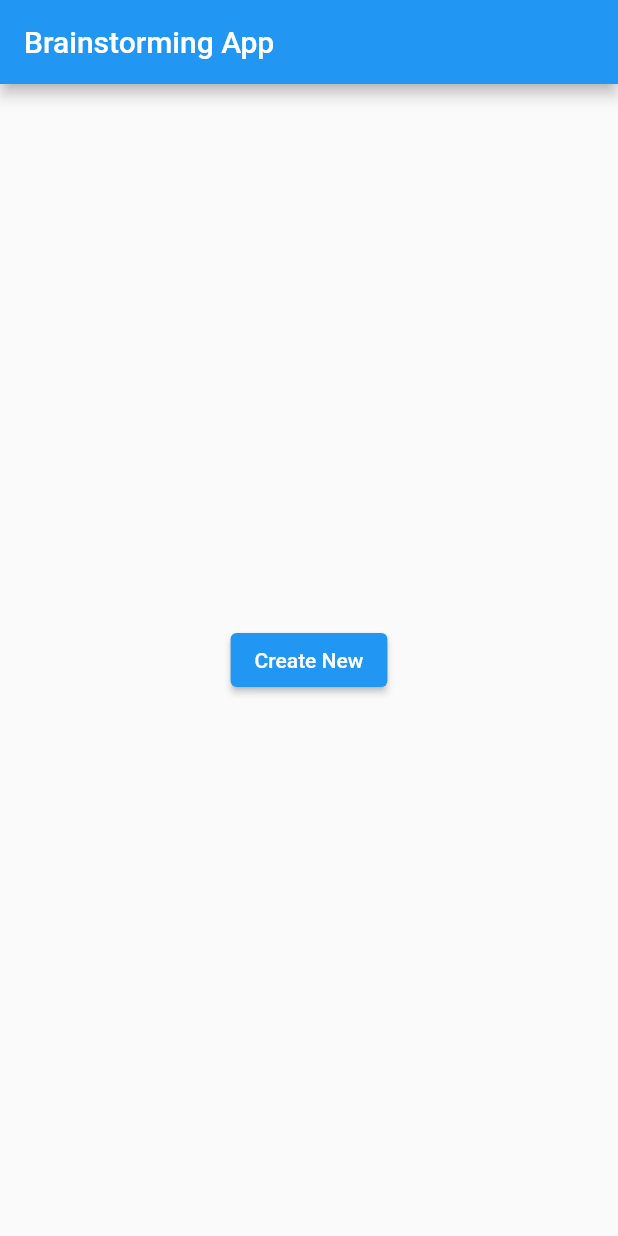
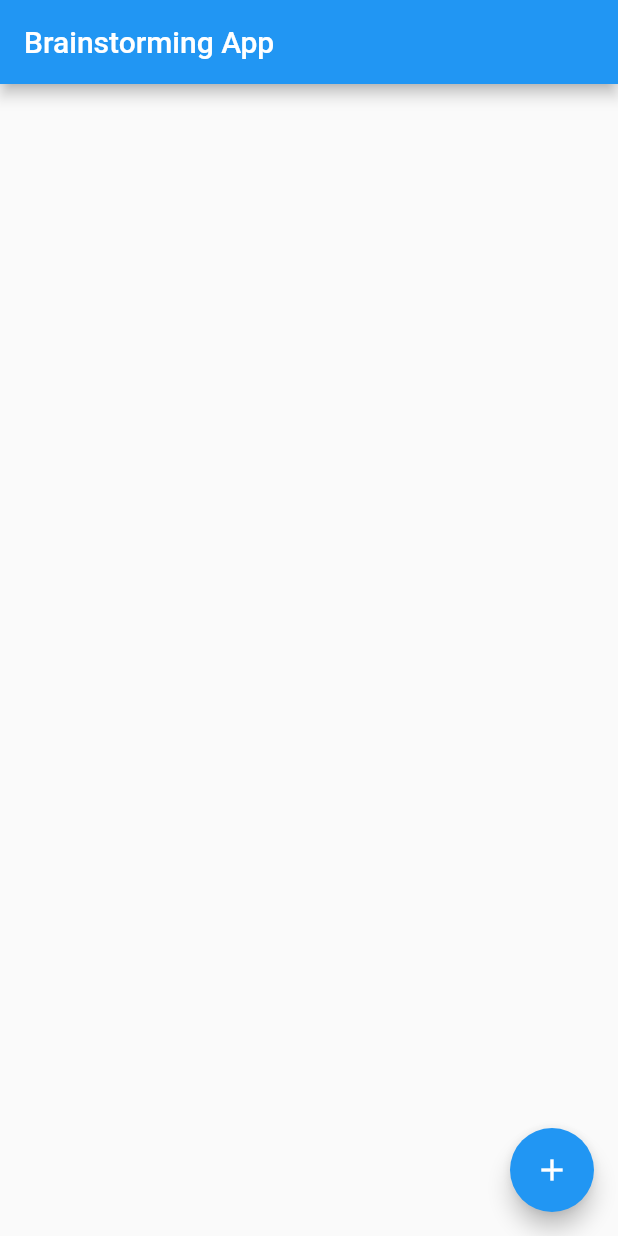
Before and after one commit to p-siriphanthong/100-days-of-flutter, a Flutter app: the screen it shows after launch, on a phone screen of 412 x 824 dp. Run offline on Flutter 3.47's test engine with Material 2 defaults, Android fonts, the phone set to English and light mode, and no system bars.

Commit message:
feat(brainstorming): add floatingActionButton in list screen

```diff
--- a/brainstorming_app/lib/screens/list_screen.dart
+++ b/brainstorming_app/lib/screens/list_screen.dart
@@ -9,12 +9,12 @@ class ListScreen extends StatelessWidget {
       appBar: AppBar(
         title: Text('Brainstorming App'),
       ),
-      body: Center(
-        child: ElevatedButton(
-          onPressed: () => Navigator.pushNamed(context, '/create'),
-          child: Text('Create New'),
-        ),
+      floatingActionButton: FloatingActionButton(
+        onPressed: () => Navigator.pushNamed(context, '/create'),
+        tooltip: 'Create Idea',
+        child: const Icon(Icons.add),
       ),
+      body: Container(),
     );
   }
 }
```
Also changed, not shown: 1 other file.
